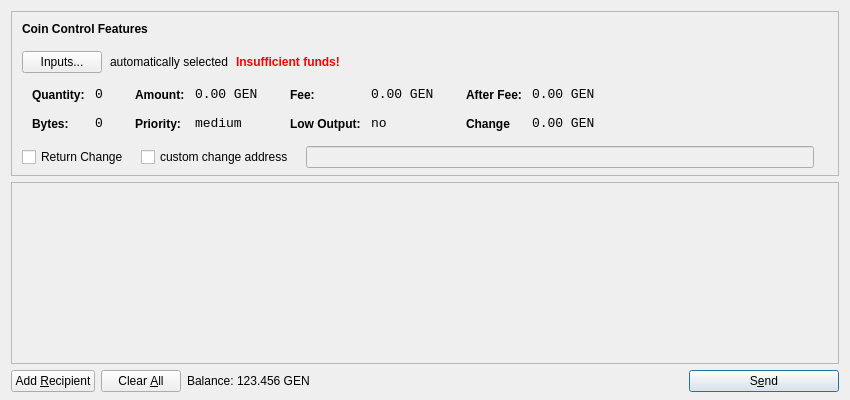
Qt form src/qt/forms/sendcoinsdialog.ui (ultra-pool/g3nstake) before a commit.
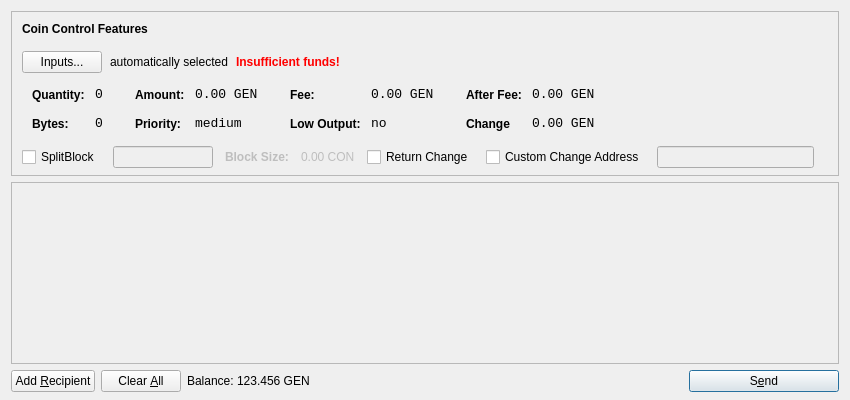
The same form after that commit. Icons and pictures are not drawn.

Commit message: Block Splitter Tool

Patch:
```diff
--- a/src/qt/forms/sendcoinsdialog.ui
+++ b/src/qt/forms/sendcoinsdialog.ui
@@ -554,16 +554,68 @@
            <number>5</number>
           </property>
           <item>
-		  <widget class="QCheckBox" name="returnChangeCheckBox">
-		  <property name="text">
-		  <string>Return Change</string>
-		  </property>
-		  </widget>
-		  </item>
-		  <item>
+		  <widget class="QCheckBox" name="splitBlockCheckBox">
+            <property name="text">
+             <string>SplitBlock</string>
+            </property>
+           </widget>
+          </item>
+          <item>
+           <widget class="QLineEdit" name="splitBlockLineEdit">
+            <property name="enabled">
+             <bool>false</bool>
+            </property>
+            <property name="sizePolicy">
+             <sizepolicy hsizetype="Fixed" vsizetype="Fixed">
+              <horstretch>0</horstretch>
+              <verstretch>0</verstretch>
+             </sizepolicy>
+            </property>
+            <property name="maximumSize">
+             <size>
+              <width>100</width>
+              <height>16777215</height>
+             </size>
+            </property>
+           </widget>
+          </item>
+          <item>
+           <widget class="QLabel" name="labelBlockSizeText">
+            <property name="enabled">
+             <bool>false</bool>
+            </property>
+            <property name="font">
+             <font>
+              <weight>75</weight>
+              <bold>true</bold>
+             </font>
+            </property>
+            <property name="text">
+             <string>Block Size:</string>
+            </property>
+           </widget>
+          </item>
+          <item>
+           <widget class="QLabel" name="labelBlockSize">
+            <property name="enabled">
+             <bool>false</bool>
+            </property>
+            <property name="text">
+             <string>0.00 CON</string>
+            </property>
+           </widget>
+          </item>
+          <item>
+           <widget class="QCheckBox" name="returnChangeCheckBox">
+            <property name="text">
+             <string>Return Change</string>
+            </property>
+           </widget>
+          </item>
+          <item>
            <widget class="QCheckBox" name="checkBoxCoinControlChange">
             <property name="text">
-             <string>custom change address</string>
+             <string>Custom Change Address</string>
             </property>
            </widget>
           </item>
```
Left out of the diff: 5 changed lines with no effect on the pictures. The commit also changes 8 other files.
